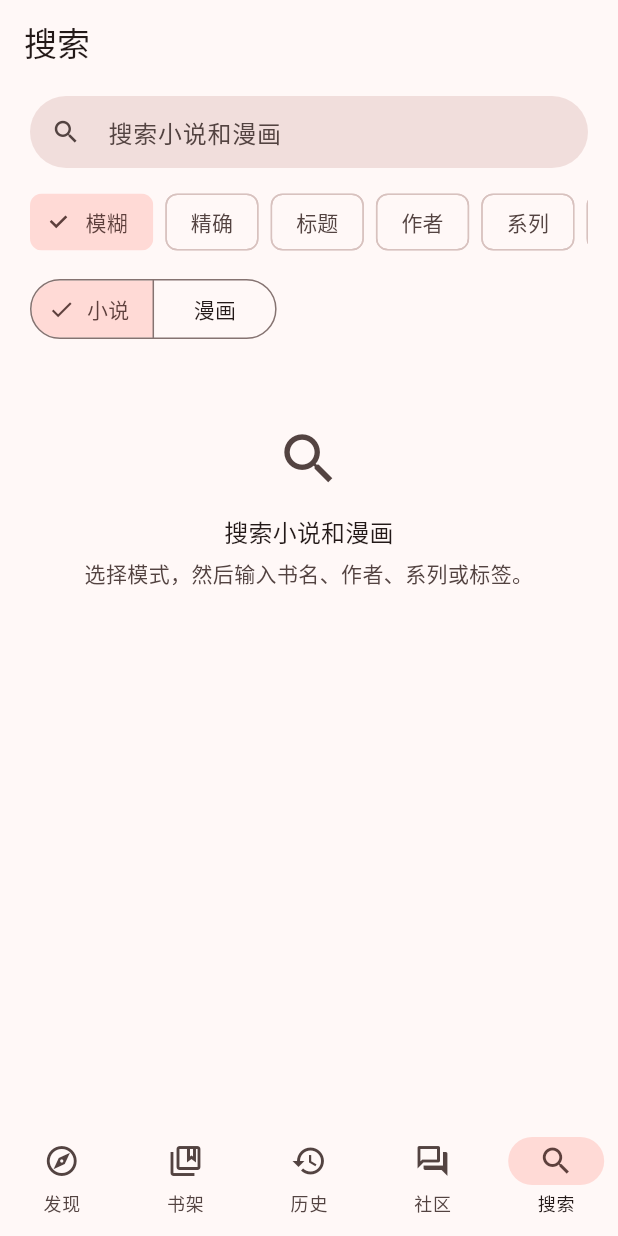
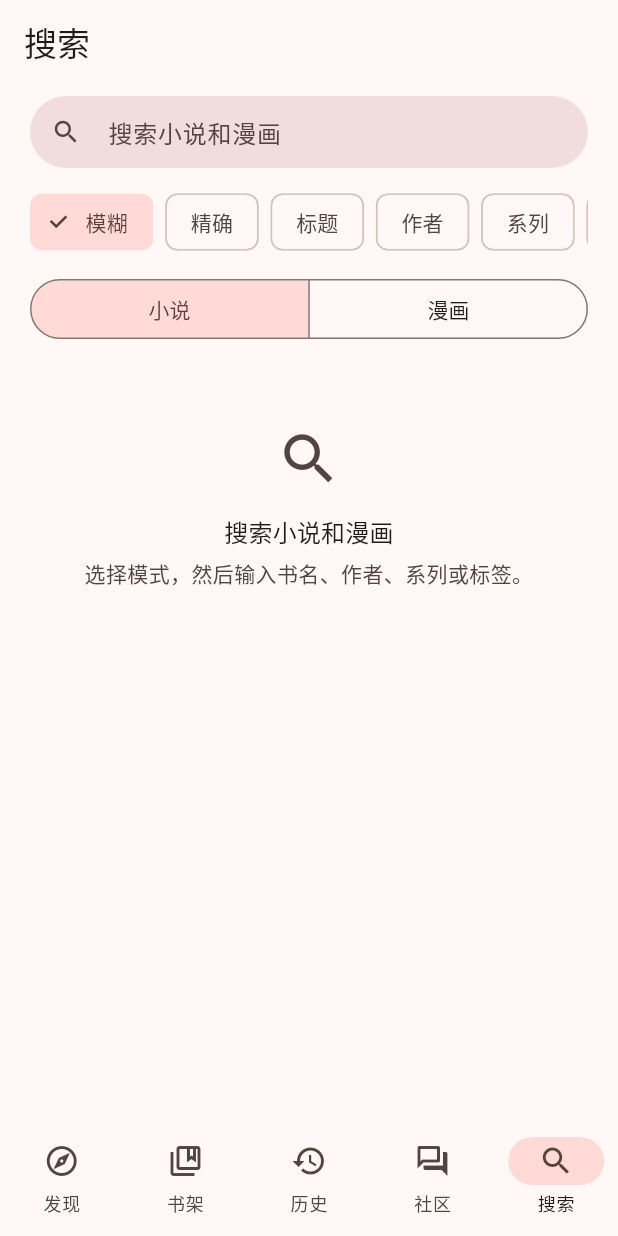
Before and after one commit to LightNovelShelf/Flutter, a Flutter app: the SearchScreen screen opened by its route, on a phone screen of 412 x 824 dp. Run offline on Flutter 3.47's test engine with Material 3 defaults, Android fonts, the phone set to English and light mode, and no system bars; drawn by our look-alikes of dynamic_color; our stand-ins replace cached_network_image, flutter_cache_manager, flutter_riverpod, flutter_secure_storage, flutter_widget_from_html_core, go_router and 5 more; missing offline and left inert: dart:ffi; accounts and stored records are empty; network calls fail.

Commit message:
style(search): 小说/漫画分段控件撑满宽度
与历史页的分段控件对齐，并去掉选中勾选图标。

```diff
--- a/lib/features/search/widgets/search_filters.dart
+++ b/lib/features/search/widgets/search_filters.dart
@@ -113,14 +113,19 @@ class _SearchScopeToggle extends ConsumerWidget {
   @override
   Widget build(BuildContext context, WidgetRef ref) {
     final comic = ref.watch(bookSearchProvider.select((state) => state.comic));
-    return SegmentedButton<bool>(
+    // Column 给的是松约束，撑满宽度才和历史页的分段控件一致。
+    return SizedBox(
+      width: double.infinity,
+      child: SegmentedButton<bool>(
         segments: const <ButtonSegment<bool>>[
           ButtonSegment<bool>(value: false, label: Text('小说')),
           ButtonSegment<bool>(value: true, label: Text('漫画')),
         ],
         selected: <bool>{comic},
+        showSelectedIcon: false,
         onSelectionChanged: (selection) =>
             ref.read(bookSearchProvider.notifier).setComic(selection.first),
+      ),
     );
   }
 }
```
Lines whose indentation alone changed are shown as unchanged.
